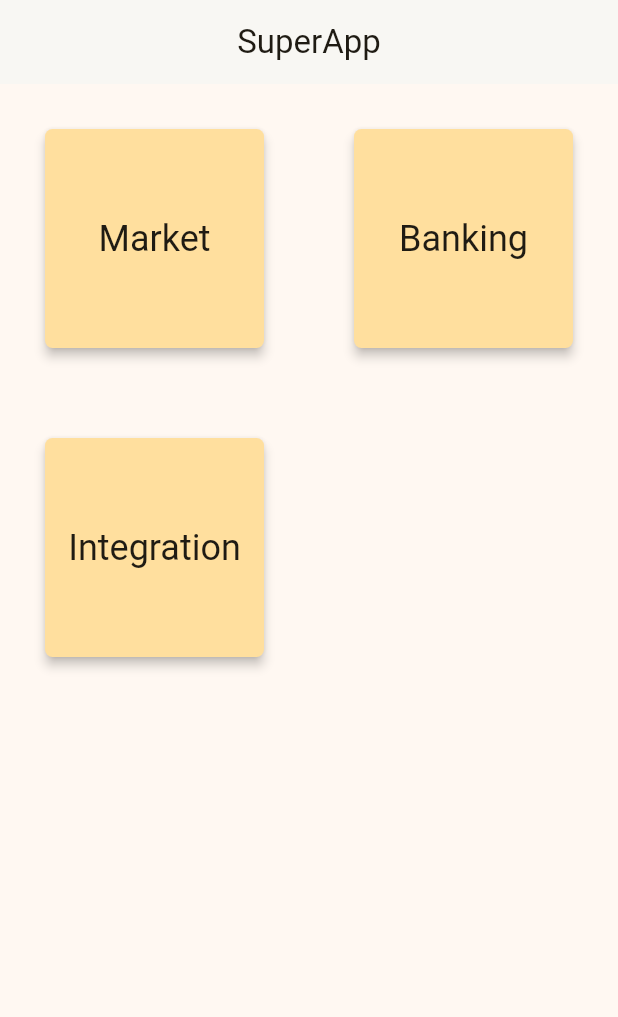
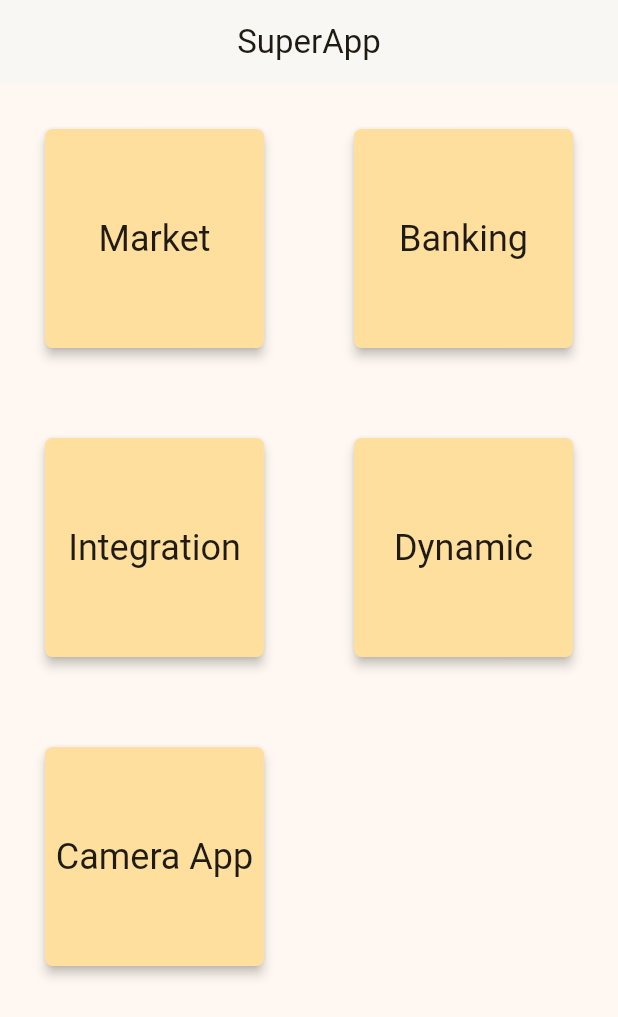
Before and after one commit to yeras-is/demo_super_app, a Flutter app: the screen it shows after launch, on a phone screen of 412 x 824 dp. Shown: the top 1017 px of the screen. Run offline on Flutter 3.47's test engine with Material 2 defaults, Android fonts, the light colour scheme and no system bars; our stand-ins replace flutter_mobx, flutter_modular, freezed_annotation, mobx, modal_bottom_sheet, permission_handler; missing offline and left inert: flutter_inappwebview; generated files the repository leaves out were written again.

Commit message:
more funtional

```diff
--- a/dependencies/lib/dependencies.dart
+++ b/dependencies/lib/dependencies.dart
@@ -3,6 +3,6 @@ library dependencies;
 export 'package:ui_kit/ui_kit.dart';
 
 export 'package:cupertino_icons/cupertino_icons.dart';
-export 'package:mobx/mobx.dart';
+export 'package:flutter_mobx/flutter_mobx.dart';
 export 'package:flutter_modular/flutter_modular.dart';
 export 'package:http/http.dart';
--- a/market/lib/features/catalog/ui/store/catalog_store.dart
+++ b/market/lib/features/catalog/ui/store/catalog_store.dart
@@ -1,6 +1,9 @@
+// ignore_for_file: depend_on_referenced_packages
+
 import 'package:dependencies/dependencies.dart';
 import 'package:market/features/catalog/domain/models/catalog_model.dart';
 import 'package:market/features/catalog/domain/services/catalog_repository.dart';
+import 'package:mobx/mobx.dart';
 
 part 'catalog_store.g.dart';
 
--- /dev/null
+++ b/super_app/lib/dynamin/app_config_store.dart
@@ -0,0 +1,18 @@
+// ignore_for_file: depend_on_referenced_packages
+
+import 'package:mobx/mobx.dart';
+import 'package:flutter/material.dart';
+
+part 'app_config_store.g.dart';
+
+class AppConfig = AppConfigBase with _$AppConfig;
+
+abstract class AppConfigBase with Store {
+  @observable
+  Brightness brightness = Brightness.light;
+
+  @action
+  Future<void> changeMode() async {
+    brightness = brightness == Brightness.light ? Brightness.dark : Brightness.light;
+  }
+}
--- a/super_app/lib/main.dart
+++ b/super_app/lib/main.dart
@@ -5,8 +5,16 @@ import 'package:flutter/cupertino.dart';
 import 'package:flutter/material.dart';
 import 'package:market/main.dart' as market;
 import 'package:partner_module/e_widget.dart';
+import 'package:permission_handler/permission_handler.dart';
+import 'package:provider/provider.dart';
+import 'package:super_app/dynamin/app_config_store.dart';
+import 'package:super_app/dynamin/camera_mini_app.dart';
+import 'package:super_app/dynamin/dynamic_mini_app.dart';
 
-void main() {
+void main() async {
+  WidgetsFlutterBinding.ensureInitialized();
+  await Permission.camera.request();
+  await Permission.microphone.request();
   runApp(ModularApp(
     module: SuperAppModule(),
     child: const SuperAppWidget(),
@@ -20,6 +28,8 @@ class SuperAppModule extends Module {
   @override
   List<ModularRoute> get routes => [
         ChildRoute('/', child: (context, args) => const MyHomePage(title: 'SuperApp')),
+        ChildRoute('/dynamic', child: (context, args) => const DynamicMiniApp()),
+        ChildRoute('/camera', child: (context, args) => const CameraMiniApp()),
         ModuleRoute('/market', module: market.MarketAppModule()),
         ModuleRoute('/banking', module: banking.BankingAppModule()),
       ];
@@ -31,10 +41,26 @@ class SuperAppWidget extends StatelessWidget {
   @override
   Widget build(BuildContext context) {
     Modular.setInitialRoute('/');
-    return MaterialApp.router(
-      routeInformationParser: Modular.routeInformationParser,
-      routerDelegate: Modular.routerDelegate,
-      theme: superAppTheme,
+    final darkTheme = ThemeData.dark(useMaterial3: true);
+    return Provider(
+      create: (context) => AppConfig(),
+      child: Observer(
+        builder: (BuildContext context) => MaterialApp.router(
+          routeInformationParser: Modular.routeInformationParser,
+          routerDelegate: Modular.routerDelegate,
+          theme: superAppTheme,
+          darkTheme: darkTheme.copyWith(
+            colorScheme: const ColorScheme.dark(),
+            appBarTheme: const AppBarTheme(
+              elevation: 1,
+              scrolledUnderElevation: 50,
+              color: CupertinoColors.darkBackgroundGray,
+              centerTitle: true,
+            ),
+          ),
+          themeMode: Provider.of<AppConfig>(context).brightness == Brightness.light ? ThemeMode.light : ThemeMode.dark,
+        ),
+      ),
     );
   }
 }
@@ -75,8 +101,20 @@ class _MyHomePageState extends State<MyHomePage> {
             'onPressed': () {
               callModalBottomSheet(
                 context,
-                const EpartnerWidget(),
+                EpartnerWidget(),
               );
+            },
+          },
+          {
+            'name': 'Dynamic',
+            'onPressed': () {
+              Modular.to.pushNamed('/dynamic');
+            },
+          },
+          {
+            'name': 'Camera App',
+            'onPressed': () {
+              Modular.to.pushNamed('/camera');
             },
           },
         ]
--- a/super_app/pubspec.yaml
+++ b/super_app/pubspec.yaml
@@ -18,8 +18,13 @@ dependencies:
     path: ../partner_module
   dependencies:
     path: ../dependencies
+  provider: ^6.0.3
+  permission_handler: ^10.0.1
 
 dev_dependencies:
+  build_runner: ^2.2.0
+  json_serializable: ^6.3.1
+  mobx_codegen: ^2.0.7
   flutter_test:
     sdk: flutter
   flutter_lints: ^2.0.0
```
Also changed, not shown: partner_module/lib/e_widget.dart (+31 -8 lines), super_app/lib/dynamin/camera_mini_app.dart (added, +53 -0 lines), super_app/lib/dynamin/dynamic_mini_app.dart (added, +68 -0 lines), banking/pubspec.lock, market/pubspec.lock, super_app/lib/dynamin/app_config_store.g.dart (added), super_app/pubspec.lock, 6 other files.
